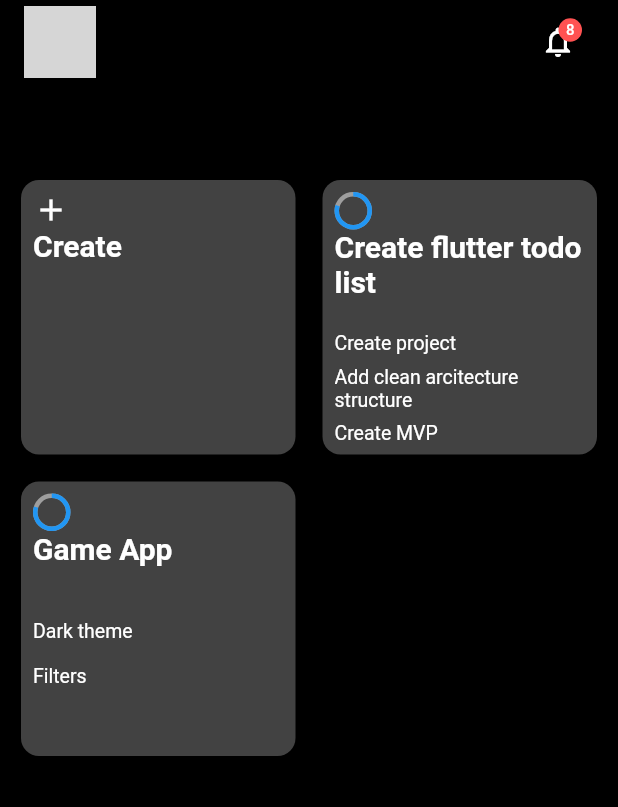
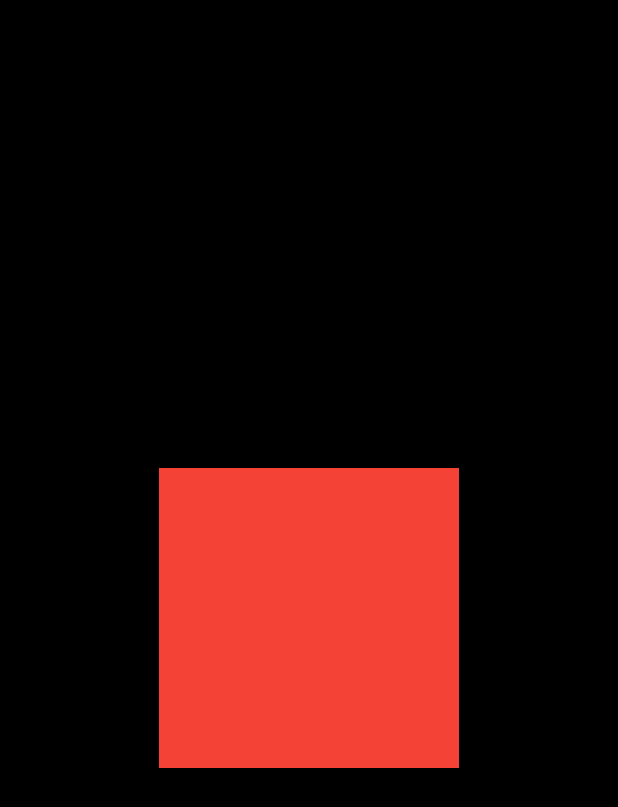
Before and after one commit to Bygaga63/todo-bygaga-flutter, a Flutter app: the screen it shows after launch, scrolled down 44 dp, after a tap on "Create", on a phone screen of 412 x 824 dp. Shown: the top 807 px of the screen. Run offline on Flutter 3.47's test engine with Material 2 defaults, Android fonts, the phone set to English and light mode, and no system bars; drawn by our look-alikes of percent_indicator; our stand-ins replace bloc, dartz, equatable, flutter_bloc, get_it; missing offline and left inert: flutter_statusbarcolor; network calls fail; grey boxes are pictures that could not be loaded.

Commit message:
add scroll page

```diff
--- a/lib/core/routes.dart
+++ b/lib/core/routes.dart
@@ -1,4 +1,5 @@
 class Routes {
   static String todoList = '/';
-  static String todo = 'todo';
+  static String todo = '/todo';
+  static String todoScroll = '/todoScroll';
 }
--- a/lib/injection_container.dart
+++ b/lib/injection_container.dart
@@ -37,5 +37,4 @@ Future<void> init() async {
   sl.registerLazySingleton<TodoLocalDataSource>(
     () => TodoLocalDataSourceImpl(),
   );
-  print('init');
 }
--- a/lib/main.dart
+++ b/lib/main.dart
@@ -1,6 +1,7 @@
 import 'package:flutter/material.dart';
 import 'package:todo_bygaga/todo/presentation/pages/todo.dart';
 import 'package:todo_bygaga/todo/presentation/pages/todo_list.dart';
+import 'package:todo_bygaga/todo/presentation/pages/todo_scroll.dart';
 
 import 'core/routes.dart';
 import 'injection_container.dart' as di;
@@ -22,6 +23,7 @@ class MyApp extends StatelessWidget {
       routes: {
         Routes.todoList: (_) => TodoListPage(),
         Routes.todo: (_) => TodoPage(),
+        Routes.todoScroll: (_) => TodoScroll(),
       },
 //      initialRoute: Routes.todo,
     );
--- /dev/null
+++ b/lib/todo/presentation/pages/todo_scroll.dart
@@ -0,0 +1,51 @@
+import 'package:flutter/material.dart';
+import 'package:todo_bygaga/core/styles/colors.dart';
+
+class TodoScroll extends StatefulWidget {
+  @override
+  _TodoScrollState createState() => _TodoScrollState();
+}
+
+class _TodoScrollState extends State<TodoScroll> {
+  bool _selected = false;
+  @override
+  Widget build(BuildContext context) {
+    return Scaffold(
+      backgroundColor: AppColors.todoListBackgroundColor,
+
+      body: Center(
+        child: AnimatedContainer(
+          duration: Duration(seconds: 3),
+          color: Colors.blue,
+          child: Container(
+            width: 200,
+            height: 200,
+            color: Colors.red,
+          ),
+        ),
+      ),
+//      ListView(
+//        padding: EdgeInsets.all(10.0),
+//        scrollDirection: Axis.horizontal,
+//        children: <Widget>[
+//          Container(
+////            height: 100.0,
+////            width: 20.0,
+//            width: MediaQuery.of(context).size.width - 20.0,
+//            color: Colors.yellow,
+//          ),
+//          Container(
+////            width: 700.0,
+//            width: MediaQuery.of(context).size.width - 20.0,
+//
+//            color: Colors.green,
+//          ),
+//          Container(
+////            width: 700.0,
+//            color: Colors.orange,
+//          ),
+//        ],
+//      ),
+    );
+  }
+}
--- a/lib/todo/presentation/widgets/add_card.dart
+++ b/lib/todo/presentation/widgets/add_card.dart
@@ -1,11 +1,12 @@
 import 'package:flutter/material.dart';
+import 'package:todo_bygaga/core/routes.dart';
 import 'package:todo_bygaga/todo/presentation/widgets/simple_card.dart';
 
 class AddCard extends StatelessWidget {
   @override
   Widget build(BuildContext context) {
     return SimpleCard(
-      onTap: () {},
+      onTap: () => Navigator.of(context).pushNamed(Routes.todoScroll),
       child: Column(
         crossAxisAlignment: CrossAxisAlignment.start,
         children: [
```
